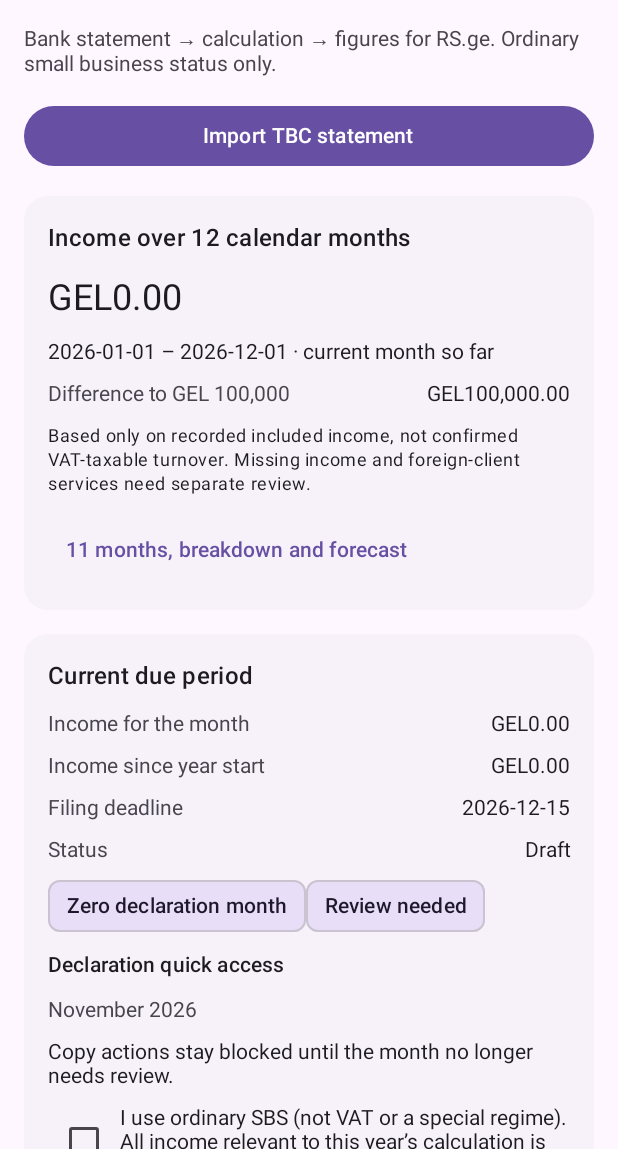
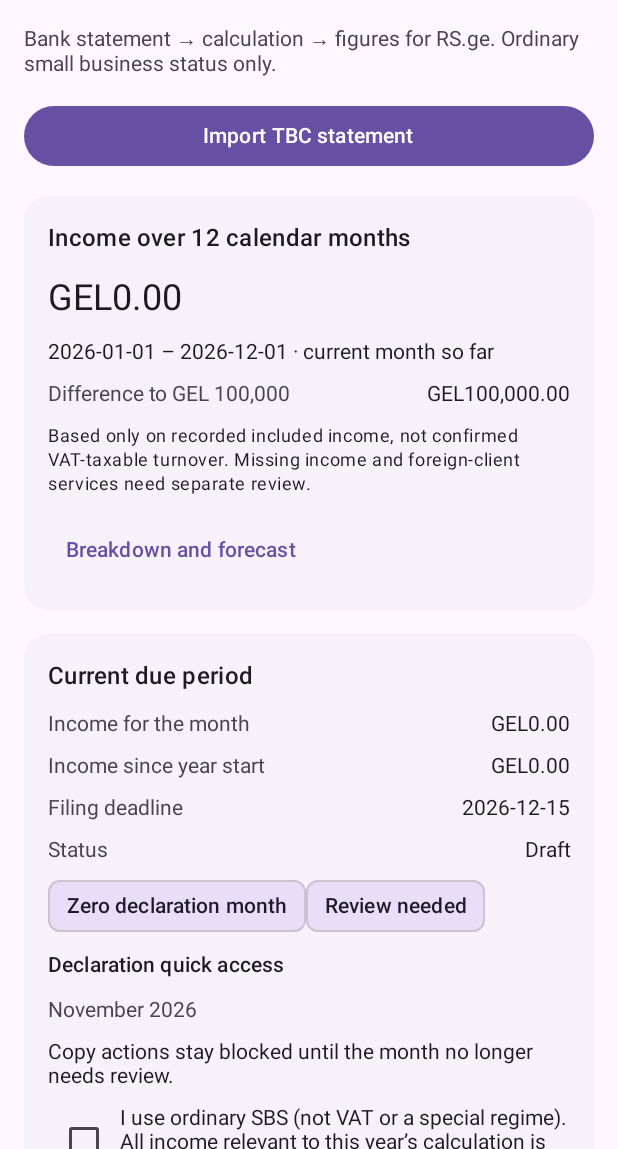
Before and after one commit to queukat/sbs-georgia-android, an Android app built with Jetpack Compose: the composable HomeRoute shown on its own in the app's theme, on a phone screen of 412 x 824 dp, the part 87-1236 px from its top. Run offline under Robolectric (Android 15) with nearby library versions, the light colour scheme and no system bars; our stand-ins replace Dagger/Hilt's generated code, Room's generated code; libraries missing offline, so code that uses them is left out: androidx.hilt.lifecycle.

Commit message:
Remove separate eleven-month income subtotal

```diff
--- a/app/src/main/java/com/queukat/sbsgeorgia/domain/model/RollingIncomeSummary.kt
+++ b/app/src/main/java/com/queukat/sbsgeorgia/domain/model/RollingIncomeSummary.kt
@@ -18,7 +18,6 @@ data class RollingIncomeSummary(
     val monthlyMedianGel: BigDecimal?
 ) {
     val knownTotalGel: BigDecimal = months.fold(BigDecimal.ZERO) { sum, month -> sum + month.knownIncomeGel }
-    val completedElevenGel: BigDecimal = knownTotalGel - months.last().knownIncomeGel
     val unresolvedCount: Int = months.sumOf { it.unresolvedCount }
     val leavingNextMonthGel: BigDecimal = months.first().knownIncomeGel
     val nextMonthScenarioGel: BigDecimal? = monthlyMedianGel?.let(::projectNextMonth)
--- a/app/src/main/res/values/strings.xml
+++ b/app/src/main/res/values/strings.xml
@@ -20,8 +20,7 @@
     <string name="rolling_next_month">Scenario: %1$s</string>
     <string name="rolling_scope">Based only on recorded included income, not confirmed VAT-taxable turnover. Missing income and foreign-client services need separate review.</string>
     <string name="rolling_hide">Hide details</string>
-    <string name="rolling_details">11 months, breakdown and forecast</string>
-    <string name="rolling_eleven">11 completed months · %1$s – %2$s: %3$s</string>
+    <string name="rolling_details">Breakdown and forecast</string>
     <string name="rolling_no_entries">No income entries</string>
     <string name="rolling_leaving">Next month, %1$s leaves the window: %2$s.</string>
     <string name="rolling_expected">Expected income next month, GEL</string>
```
Also changed, not shown: app/src/main/java/com/queukat/sbsgeorgia/ui/home/RollingIncomeCard.kt (+0 -8 lines), 4 other files.
